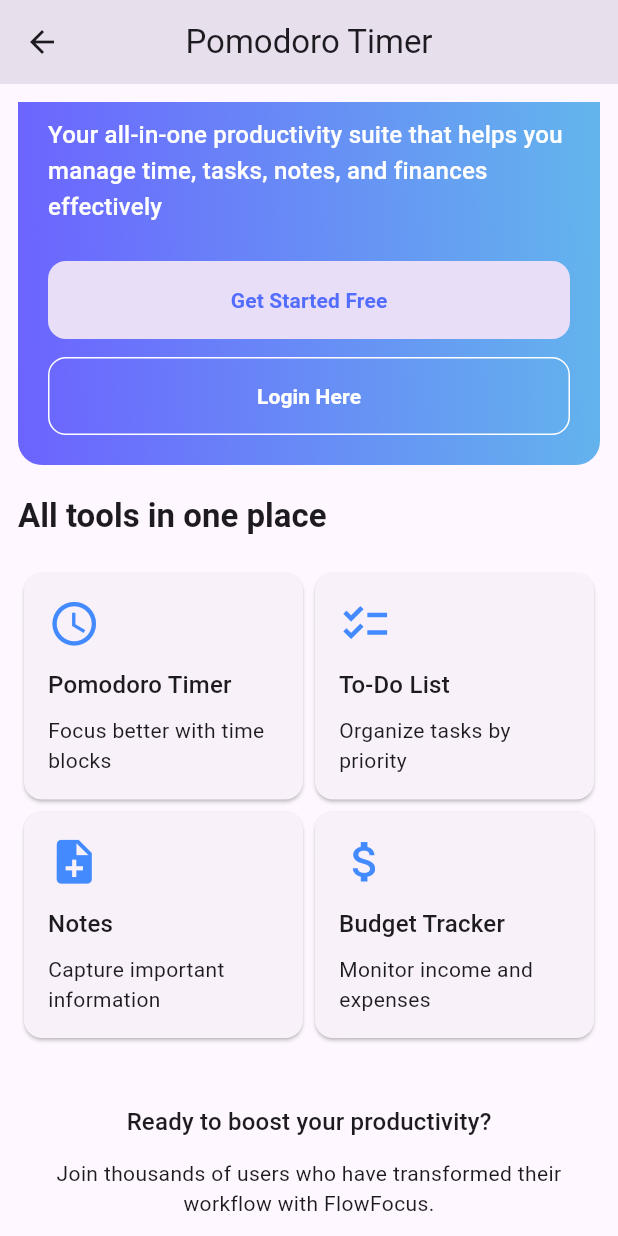
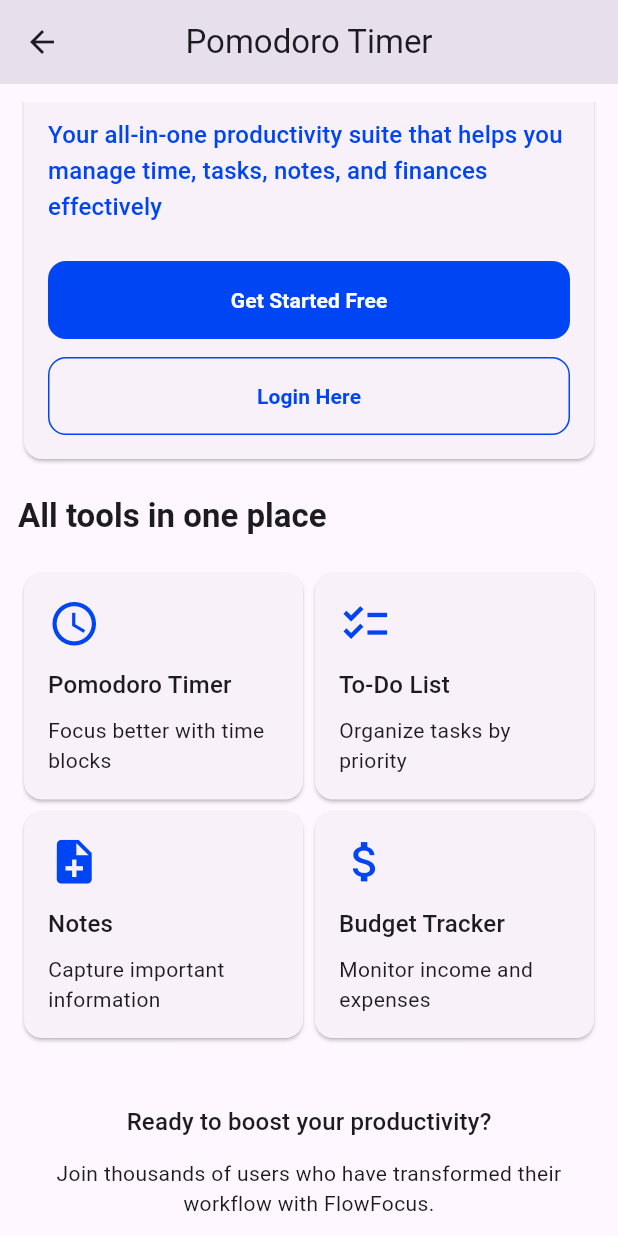
Before and after one commit to one-project-one-month/Productivity-Suite-Flutter, a Flutter app: the PomodoroScreen screen opened directly, scrolled down 102 dp, after a tap on "Get Started Free", on a phone screen of 412 x 824 dp. Run offline on Flutter 3.47's test engine with Material 3 defaults, Android fonts, the phone set to English and light mode, and no system bars; our stand-ins replace flutter_riverpod, go_router, hive_flutter, shared_preferences; accounts and stored records are empty.

Commit message:
Bottom Nav UI Updated

```diff
--- a/lib/main_app/config/route_config.dart
+++ b/lib/main_app/config/route_config.dart
@@ -29,6 +29,17 @@ final GoRouter routes = GoRouter(
             ),
           ],
         ),
+        /*StatefulShellBranch(
+          routes: [
+            GoRoute(
+              name: 'pomodoro',
+              path: '/pomodoro',
+              builder: (context, state) {
+                return Pomodoro();
+              },
+            ),
+          ],
+        ),*/
         StatefulShellBranch(
           routes: [
             GoRoute(
--- a/lib/main_app/main_screen.dart
+++ b/lib/main_app/main_screen.dart
@@ -16,22 +16,40 @@ class _MainScreenState extends ConsumerState<MainScreen> {
     return Scaffold(
       body: Column(children: [Expanded(child: shell)]),
       bottomNavigationBar: NavigationBar(
+        backgroundColor: Colors.white,
+        surfaceTintColor: const Color(0xff0045f3),
+        indicatorColor: const Color(0xff0045f3),
         selectedIndex: shell.currentIndex,
         onDestinationSelected: (index) {
           shell.goBranch(index);
         },
         destinations: [
           NavigationDestination(
-            icon: Icon(Icons.access_time),
+            icon: Icon(
+              Icons.access_time,
+              color: shell.currentIndex == 0 ? Colors.white : null,
+            ),
             label: 'Pomodoro',
           ),
           NavigationDestination(
-            icon: Icon(Icons.checklist),
+            icon: Icon(
+              Icons.checklist,
+              color: shell.currentIndex == 1 ? Colors.white : null,
+            ),
             label: 'To Do List',
           ),
-          NavigationDestination(icon: Icon(Icons.note), label: 'Notes'),
           NavigationDestination(
-            icon: Icon(Icons.attach_money),
+            icon: Icon(
+              Icons.note,
+              color: shell.currentIndex == 2 ? Colors.white : null,
+            ),
+            label: 'Notes',
+          ),
+          NavigationDestination(
+            icon: Icon(
+              Icons.attach_money,
+              color: shell.currentIndex == 3 ? Colors.white : null,
+            ),
             label: 'Budget Tracker',
           ),
         ],
--- a/lib/main_app/screens/views/main_pomodoro_screen.dart
+++ b/lib/main_app/screens/views/main_pomodoro_screen.dart
@@ -23,14 +23,15 @@ class _PomodoroScreenState extends State<PomodoroScreen> {
               Container(
                 decoration: const BoxDecoration(
                   borderRadius: BorderRadius.all(Radius.circular(16.0)),
-                  gradient: LinearGradient(
+                  /*gradient: LinearGradient(
                     begin: Alignment.bottomLeft,
                     end: Alignment(1, 0.9),
                     colors: [Color(0xff6C63FF), Color(0xff63B3ED)],
+                  ),*/
                 ),
-                ),
+                child: Card(
                   child: Padding(
-                  padding: const EdgeInsets.all(20.0),
+                    padding: const EdgeInsets.all(16.0),
                     child: Column(
                       crossAxisAlignment: CrossAxisAlignment.start,
                       children: [
@@ -38,14 +39,14 @@ class _PomodoroScreenState extends State<PomodoroScreen> {
                           'Focus Better \nAchieve More',
                           style: textTheme.headlineMedium!.copyWith(
                             fontWeight: FontWeight.bold,
-                          color: Colors.white,
+                            color: const Color(0xff0045f3),
                           ),
                         ),
                         SizedBox(height: 20.0),
                         Text(
                           'Your all-in-one productivity suite that helps you manage time, tasks, notes, and finances effectively',
                           style: textTheme.titleMedium!.copyWith(
-                          color: Colors.white,
+                            color: const Color(0xff0045f3),
                           ),
                         ),
                         SizedBox(height: 24.0),
@@ -54,6 +55,7 @@ class _PomodoroScreenState extends State<PomodoroScreen> {
                           height: 52.0,
                           child: FilledButton.tonal(
                             style: FilledButton.styleFrom(
+                              backgroundColor: const Color(0xff0045f3),
                               shape: RoundedRectangleBorder(
                                 borderRadius: BorderRadius.all(
                                   Radius.circular(12.0),
@@ -61,16 +63,12 @@ class _PomodoroScreenState extends State<PomodoroScreen> {
                               ),
                             ),
                             onPressed: () {
-                            String name = 'name';
-                            context.goNamed(
-                              'to_do',
-                              queryParameters: {'name': name},
-                            );
+                              context.goNamed('to_do');
                             },
                             child: Text(
                               'Get Started Free',
                               style: TextStyle(
-                              color: Colors.indigoAccent,
+                                color: Colors.white,
                                 fontWeight: FontWeight.bold,
                               ),
                             ),
@@ -83,7 +81,9 @@ class _PomodoroScreenState extends State<PomodoroScreen> {
                           child: TextButton(
                             style: FilledButton.styleFrom(
                               shape: RoundedRectangleBorder(
-                              side: BorderSide(color: Colors.white),
+                                side: BorderSide(
+                                  color: const Color(0xff0045f3),
+                                ),
                                 borderRadius: BorderRadius.all(
                                   Radius.circular(12.0),
                                 ),
@@ -94,12 +94,13 @@ class _PomodoroScreenState extends State<PomodoroScreen> {
                               'Login Here',
                               style: TextStyle(
                                 fontWeight: FontWeight.bold,
-                              color: Colors.white,
+                                color: const Color(0xff0045f3),
                               ),
                             ),
                           ),
                         ),
                       ],
+                    ),
                   ),
                 ),
               ),
@@ -114,6 +115,10 @@ class _PomodoroScreenState extends State<PomodoroScreen> {
               Row(
                 children: [
                   Flexible(
+                    child: InkWell(
+                      onTap: () {
+                        context.go('/pomodoro');
+                      },
                       child: Card(
                         child: Padding(
                           padding: const EdgeInsets.all(16.0),
@@ -122,7 +127,7 @@ class _PomodoroScreenState extends State<PomodoroScreen> {
                             children: [
                               Icon(
                                 Icons.access_time,
-                              color: Colors.blueAccent,
+                                color: const Color(0xff0045f3),
                                 size: 35.0,
                               ),
                               SizedBox(height: 12.0),
@@ -137,6 +142,7 @@ class _PomodoroScreenState extends State<PomodoroScreen> {
                         ),
                       ),
                     ),
+                  ),
                   Flexible(
                     child: Card(
                       child: Padding(
@@ -146,7 +152,7 @@ class _PomodoroScreenState extends State<PomodoroScreen> {
                           children: [
                             Icon(
                               Icons.checklist,
-                              color: Colors.blueAccent,
+                              color: const Color(0xff0045f3),
                               size: 35.0,
                             ),
                             SizedBox(height: 12.0),
@@ -171,7 +177,7 @@ class _PomodoroScreenState extends State<PomodoroScreen> {
                           children: [
                             Icon(
                               Icons.note_add,
-                              color: Colors.blueAccent,
+                              color: const Color(0xff0045f3),
                               size: 35.0,
                             ),
                             SizedBox(height: 12.0),
@@ -192,7 +198,7 @@ class _PomodoroScreenState extends State<PomodoroScreen> {
                           children: [
                             Icon(
                               Icons.attach_money,
-                              color: Colors.blueAccent,
+                              color: const Color(0xff0045f3),
                               size: 35.0,
                             ),
                             SizedBox(height: 12.0),
--- a/lib/pomodoro/pomodoro.dart
+++ b/lib/pomodoro/pomodoro.dart
@@ -55,7 +55,9 @@ class _PomodoroHomePageState extends ConsumerState<PomodoroHomePage>
     });
 
     return Scaffold(
+      backgroundColor: Colors.white,
       appBar: AppBar(
+        backgroundColor: Colors.white,
         centerTitle: true,
         title: const Text('Pomodoro Timer'),
         bottom: PreferredSize(
@@ -137,7 +139,7 @@ class _PomodoroHomePageState extends ConsumerState<PomodoroHomePage>
 }
 
 class _ModeWidgets extends ConsumerWidget {
-  const _ModeWidgets({super.key});
+  const _ModeWidgets();
 
   @override
   Widget build(BuildContext context, WidgetRef ref) {
```
Lines whose indentation alone changed are shown as unchanged.
